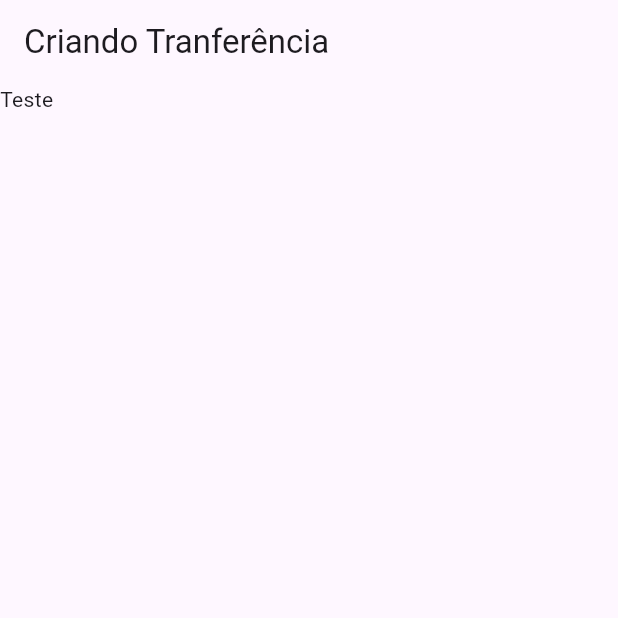
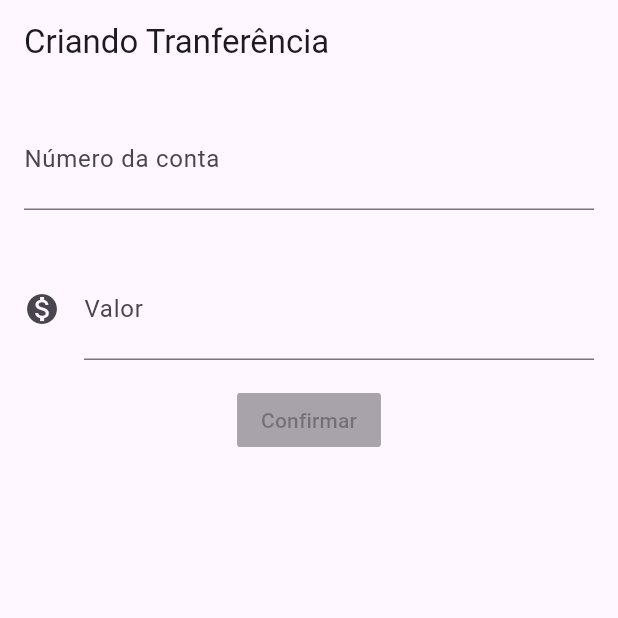
Before and after one commit to juliomendes160/alura, a Flutter app: the screen it shows after launch, on a phone screen of 412 x 824 dp, the top half of it. Run offline on Flutter 3.47's test engine with Material 3 defaults, Android fonts, the phone set to English and light mode, and no system bars.

Commit message:
3.2 Montando o layout do formulário

```diff
--- a/bytebank/lib/main.dart
+++ b/bytebank/lib/main.dart
@@ -20,7 +20,40 @@ class FormularioTransferencia extends StatelessWidget {
       appBar: AppBar(
         title: Text('Criando Tranferência'),
       ),
-      body: Text('Teste'),
+      body: Column(
+        children: <Widget>[
+          Padding(
+            padding: const EdgeInsets.all(16.0),
+            child: TextField(
+              style: TextStyle(
+                fontSize: 24.0,
+              ),
+              decoration: InputDecoration(
+                labelText: 'Número da conta',
+                hintText: '0000',
+              ),
+              keyboardType: TextInputType.number,
+            ),
+          ),
+          Padding(
+            padding: const EdgeInsets.all(16.0),
+            child: TextField(
+              style: TextStyle(
+                fontSize: 24.0,
+              ),
+              decoration: InputDecoration(
+                icon: Icon(Icons.monetization_on),
+                labelText: 'Valor',
+                hintText: '0.00',
+              ),
+              keyboardType: TextInputType.number,
+            ),
+          ),
+          RaisedButton(
+            child: Text('Confirmar'),
+          ),
+        ],
+      ),
     );
   }
 }
```
